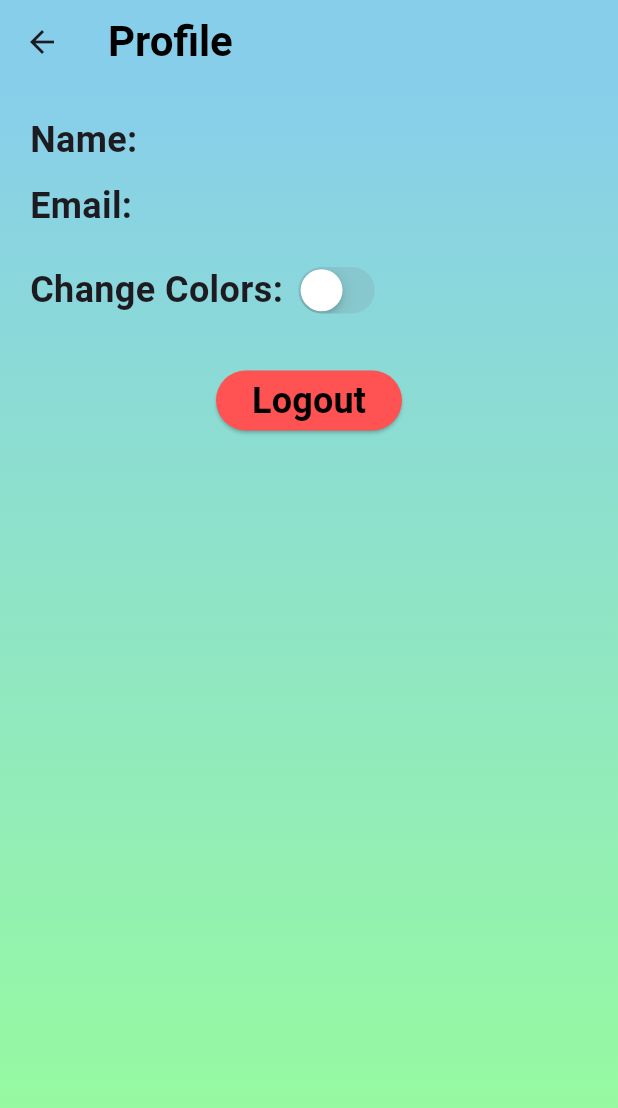
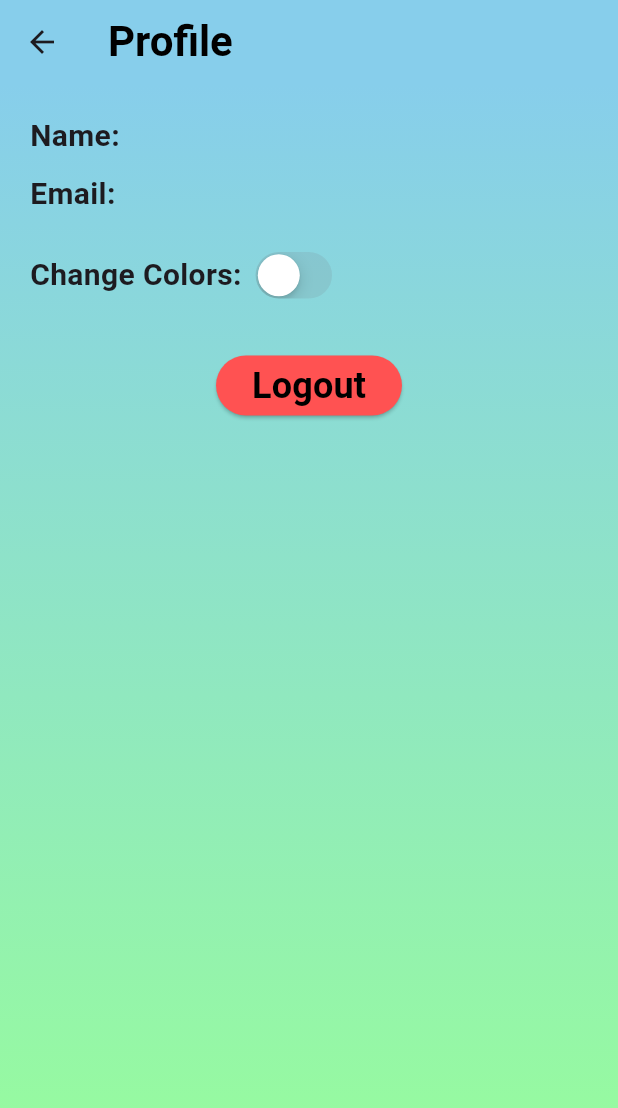
Before and after one commit to AmitKumarMehta/lets-chat, a Flutter app: the Profile screen opened directly, on a phone screen of 412 x 824 dp. Shown: the top 1108 px of the screen. Run offline on Flutter 3.47's test engine with Material 3 defaults, Android fonts, the phone set to English and light mode, and no system bars; our stand-ins replace cloud_firestore, firebase_auth, firebase_core; accounts and stored records are empty.

Commit message:
profilechanges

```diff
--- a/lib/screens/profile.dart
+++ b/lib/screens/profile.dart
@@ -25,10 +25,14 @@ class _ProfileState extends State<Profile> {
 
   void signOut() async {
     await FirebaseAuth.instance.signOut();
-    Navigator.pushReplacement(
-      context,
+    Navigator.of(context).pushAndRemoveUntil(
       MaterialPageRoute(builder: (context) => const Authpage()),
+      (route) => false,
     );
+    // Navigator.pushReplacement(
+    //   context,
+    //   MaterialPageRoute(builder: (context) => const Authpage()),
+    // );
   }
 
   @override
@@ -81,7 +85,7 @@ class _ProfileState extends State<Profile> {
                   Text(
                     'Name: ${userData['name']}',
                     style: const TextStyle(
-                      fontSize: 24,
+                      fontSize: 20,
                       fontWeight: FontWeight.bold,
                     ),
                   ),
@@ -89,7 +93,7 @@ class _ProfileState extends State<Profile> {
                   Text(
                     'Email: ${userData['email']}',
                     style: const TextStyle(
-                      fontSize: 24,
+                      fontSize: 20,
                       fontWeight: FontWeight.bold,
                     ),
                   ),
@@ -99,11 +103,12 @@ class _ProfileState extends State<Profile> {
                       const Text(
                         'Change Colors: ',
                         style: TextStyle(
-                          fontSize: 24,
+                          fontSize: 20,
                           fontWeight: FontWeight.bold,
                         ),
                       ),
                       CupertinoSwitch(
+                        activeColor: gradientProvider.isSwitched ? Color(0xFF5DE0E6): Color(0xFF87CEEB),
                         value: gradientProvider.isSwitched,
                         onChanged: (value) {
                           gradientProvider.toggleSwitch(value);
```
